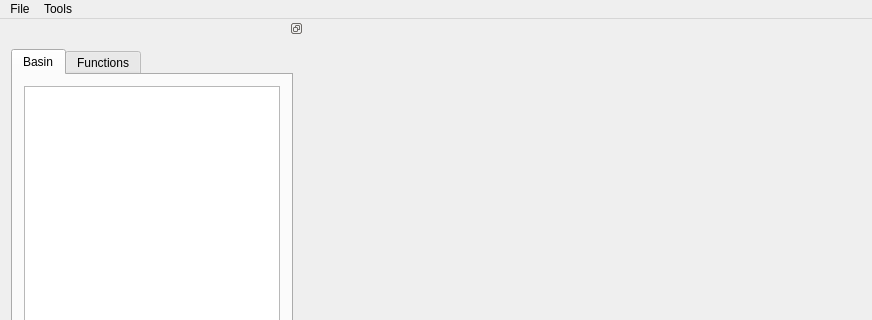
Before: the Qt Designer form ui/mainwindow.ui in Chrismarsh/CRHM-tools, drawn with Qt 5; both pictures show x 0 to 872 and y 0 to 320 of the 872 by 673 pixel window.
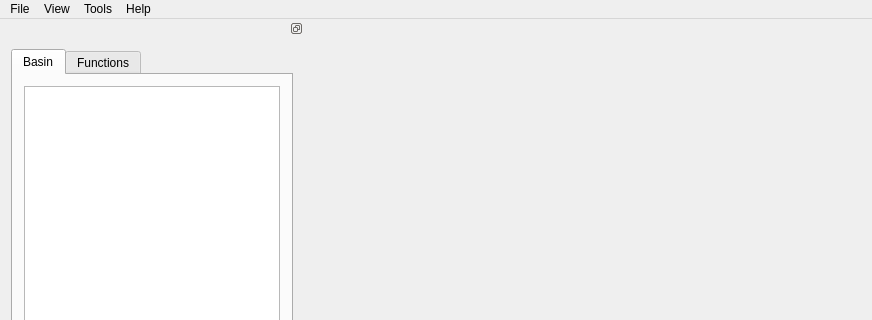
After: the same form once the commit is applied. Custom widgets are drawn as their Qt base class.

Commit message: Added preliminary hru-details window

The edit to the form file:
```diff
--- a/ui/mainwindow.ui
+++ b/ui/mainwindow.ui
@@ -51,8 +51,22 @@
     </property>
     <addaction name="actionGenerate_HRUs"/>
    </widget>
+   <widget class="QMenu" name="menuView">
+    <property name="title">
+     <string>View</string>
+    </property>
+    <addaction name="actionHRU_paramaters"/>
+   </widget>
+   <widget class="QMenu" name="menuHelp">
+    <property name="title">
+     <string>Help</string>
+    </property>
+    <addaction name="actionHelp"/>
+   </widget>
    <addaction name="menuFile"/>
+   <addaction name="menuView"/>
    <addaction name="menuTools"/>
+   <addaction name="menuHelp"/>
   </widget>
   <widget class="QStatusBar" name="statusBar"/>
   <widget class="QDockWidget" name="dockWidget_3">
```
Left out of the diff: 17 changed lines with no effect on the pictures. The commit also changes 3 other files.
